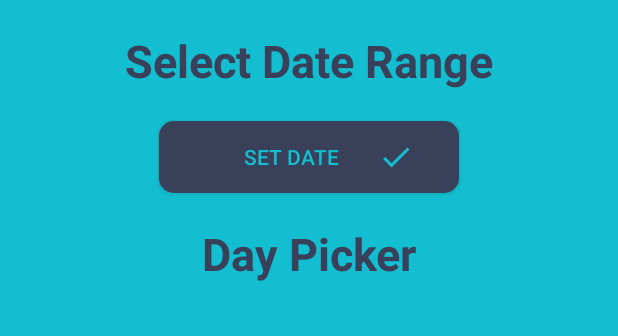
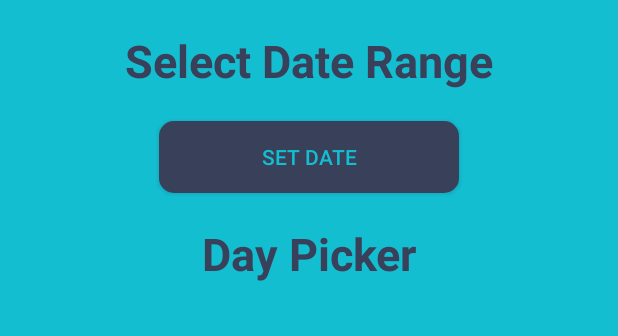
Before and after one commit to markwiliz30/NewBirdsLight, an Android app: the layout fragment_day_picker.xml on its own in the app's theme, with its tools: preview values and no code run, on a phone screen of 412 x 824 dp. Shown: the top 336 px of the screen. Run offline under Robolectric (Android 15) with nearby library versions, the phone set to English and light mode, and no system bars.

Commit message:
Birds light finish without data sets 02-17-2020

```diff
--- a/NewBirdsLight/app/src/main/AndroidManifest.xml
+++ b/NewBirdsLight/app/src/main/AndroidManifest.xml
@@ -23,11 +23,6 @@
             </intent-filter>
         </activity>
         <activity android:name=".Landing">
-            <intent-filter>
-                <action android:name="android.intent.action.MAIN" />
-
-                <category android:name="android.intent.category.LAUNCHER" />
-            </intent-filter>
         </activity>
     </application>
 
--- a/NewBirdsLight/app/src/main/java/com/example/blapp/DayPicker.kt
+++ b/NewBirdsLight/app/src/main/java/com/example/blapp/DayPicker.kt
@@ -63,7 +63,7 @@ class DayPicker : Fragment(), PrimeDatePickerBottomSheet.OnDayPickedListener {
             sDay = collection!!.sDay.toString()
             eMonth = collection!!.eMonth.toString()
             eDay = collection!!.eDay.toString()
-
+            btn_set_calender.text = "$sMonth/$sDay ~ $eMonth/$eDay"
         }
 
 
@@ -439,6 +439,9 @@ class DayPicker : Fragment(), PrimeDatePickerBottomSheet.OnDayPickedListener {
         collection!!.eMonth = endDay.month.toString()
         collection!!.eDay = endDay.dayOfMonth.toString()
 
+        btn_set_calender.text = startDay.month.toString()+"/"+startDay.dayOfMonth+" ~ "+endDay.month+"/"+endDay.dayOfMonth
+
+
         Toast.makeText(activity , collection!!.sMonth+collection!!.sDay+collection!!.eMonth+collection!!.eDay , Toast.LENGTH_SHORT).show()
     }
 
--- a/NewBirdsLight/app/src/main/res/layout/fragment_day_picker.xml
+++ b/NewBirdsLight/app/src/main/res/layout/fragment_day_picker.xml
@@ -29,7 +29,6 @@
                 android:layout_width="200dp"
                 android:layout_height="wrap_content"
                 android:background="@drawable/button_model"
-                android:drawableRight="@drawable/ic_check_black_24dp"
                 android:textColor="#14BED1"
                 android:layout_gravity="center"
                 android:paddingHorizontal="30sp"
```
